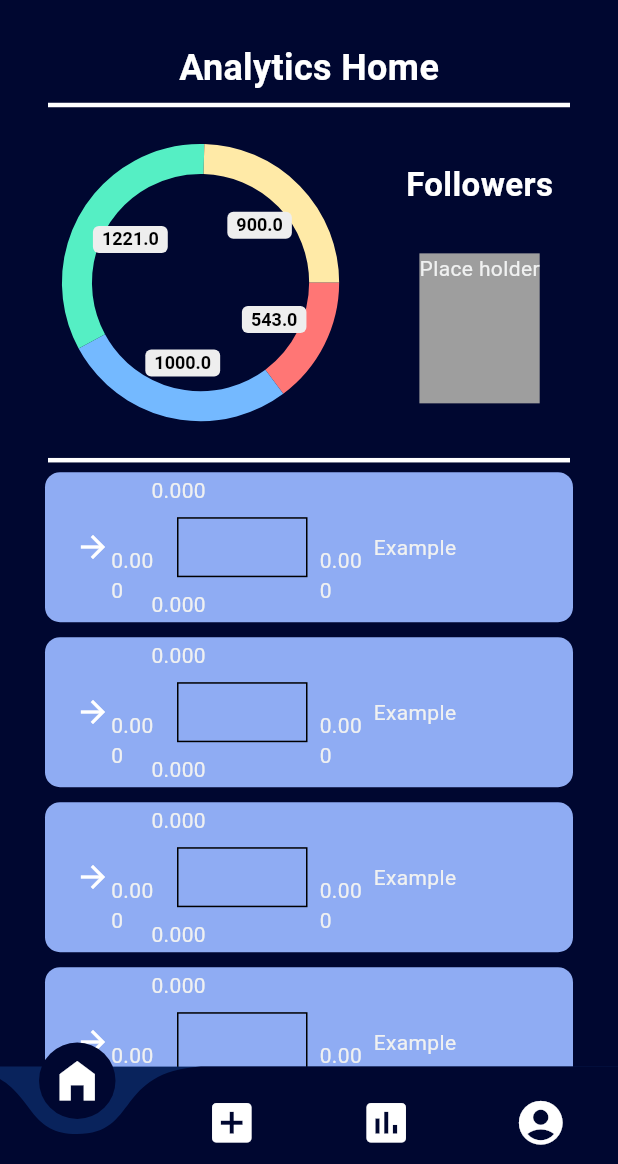
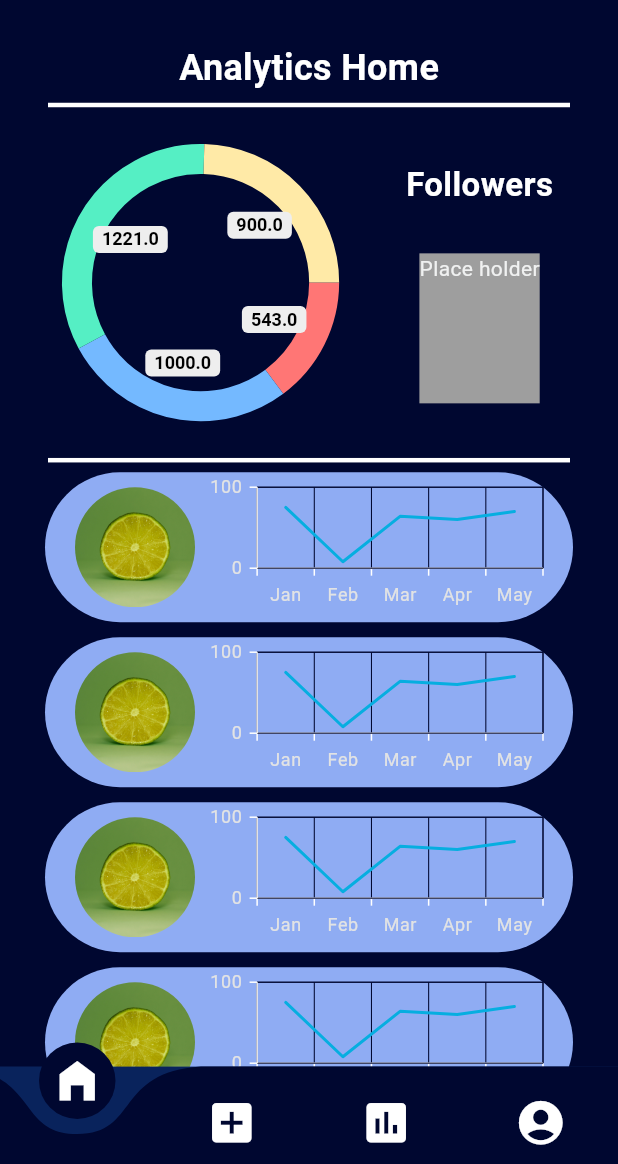
Before and after one commit to WillingDev0812/Blend, a Flutter app: the screen it shows once a user with an empty profile is signed in, swiped to page 3, on a phone screen of 412 x 824 dp, the part 72-1236 px from its top. Run offline on Flutter 3.47's test engine with Material 3 defaults, Android fonts, the phone set to English and light mode, and no system bars; drawn by our look-alikes of curved_navigation_bar, fl_chart, pie_chart; our stand-ins replace animated_list_plus, cloud_firestore, firebase_auth, firebase_core, flex_color_scheme, google_sign_in and 3 more; missing offline and left inert: dart:ffi, flex_color_picker, flutter_facebook_auth, insta_assets_picker; accounts and stored records are empty; network calls fail; project files that could hold a hidden picture were left out.

Commit message:
added images and better charts to analytics page entries

```diff
--- a/blend/lib/pages/analytics/analytics.dart
+++ b/blend/lib/pages/analytics/analytics.dart
@@ -138,6 +138,14 @@ class _AnalyticsPageState extends State<AnalyticsPage> {
 class PlatformEntry extends StatelessWidget {
   String mediaName;
   IconData icon;
+  // final List<SalesData> chartData = [
+  //   SalesData(2010, 35),
+  //   SalesData(2011, 28),
+  //   SalesData(2012, 34),
+  //   SalesData(2013, 32),
+  //   SalesData(2014, 40)
+  // ];
+
   PlatformEntry({required this.mediaName, required this.icon});
   @override
   Widget build(BuildContext context) {
@@ -145,21 +153,46 @@ class PlatformEntry extends StatelessWidget {
         margin: EdgeInsets.only(bottom: 10.0),
         padding: EdgeInsets.only(left: 20.0, right: 10.0),
         decoration: BoxDecoration(
-          borderRadius: BorderRadius.circular(10.0),
+          borderRadius: BorderRadius.circular(90.0),
           color: Color.fromARGB(255, 143, 172, 243),
         ),
         child: Row(
           children: [
-            Icon(icon),
-            Container(
-                width: 175.0,
+            ClipOval(
+              child: Image.asset(
+                'images/lime.png',
+                width: 80,
+                height: 80,
+              ),
+            ),
+            Expanded(
+              child: Container(
+                width: 150.0,
                 height: 100.0,
-                child: LineChart(LineChartData(
-                  gridData: FlGridData(),
-                ))),
-            Column(
-              children: [Text("Example")],
+                child: sfc.SfCartesianChart(
+                  // Initialize category axis
+                  primaryXAxis: sfc.CategoryAxis(),
+
+                  series: <sfc.LineSeries<SalesData, String>>[
+                    sfc.LineSeries<SalesData, String>(
+                      // Bind data source
+                      dataSource: <SalesData>[
+                        SalesData('Jan', 75),
+                        SalesData('Feb', 8),
+                        SalesData('Mar', 64),
+                        SalesData('Apr', 60),
+                        SalesData('May', 70)
+                      ],
+                      xValueMapper: (SalesData sales, _) => sales.year,
+                      yValueMapper: (SalesData sales, _) => sales.sales,
+                    ),
+                  ],
+                ),
+              ),
             ),
+            // Column(
+            //   children: [Text("Example")],
+            // ),
             SizedBox(
               height: 20,
             ),
```
Also changed, not shown: 1 other file.
